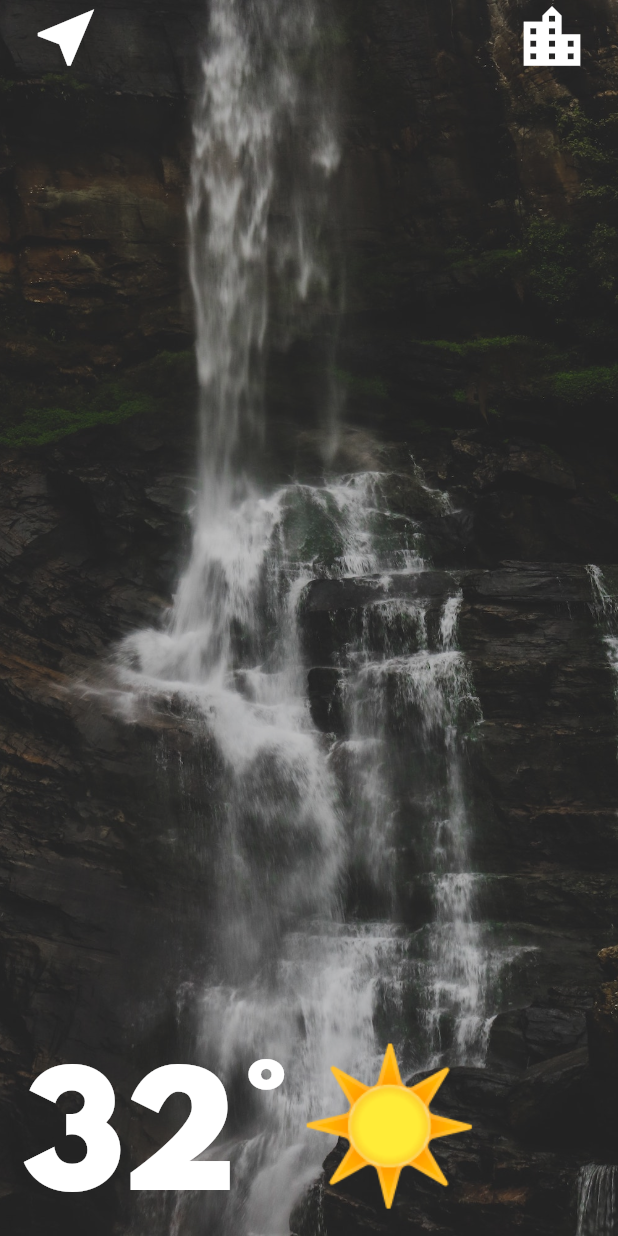
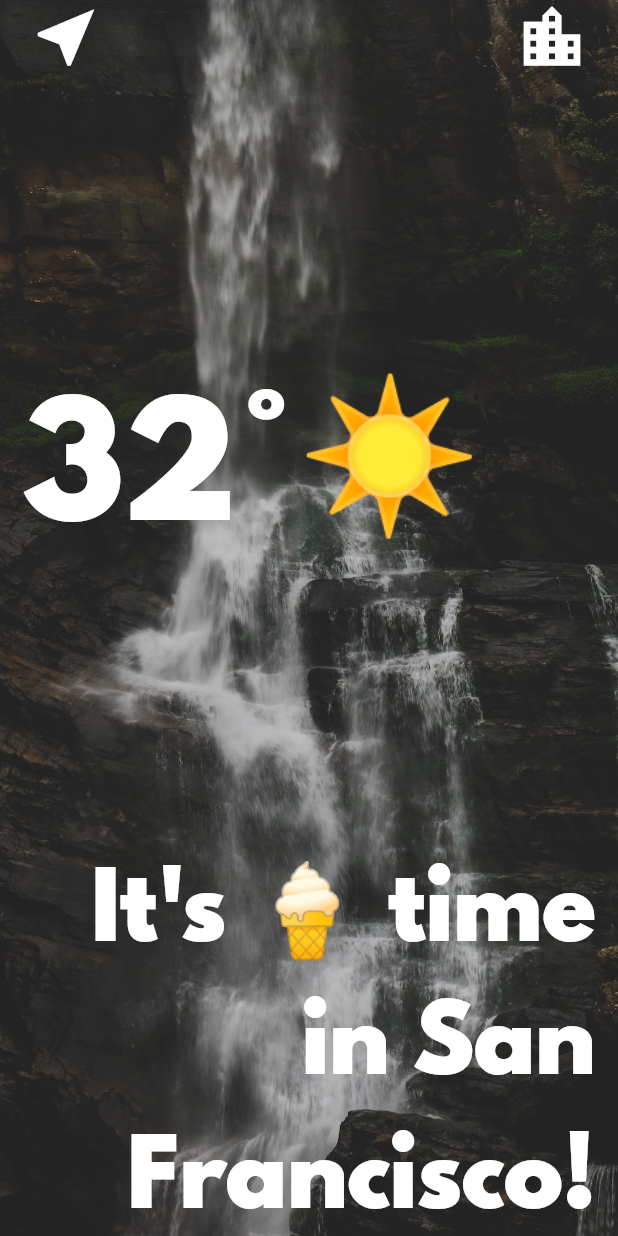
Before and after one commit to DevXanderCode/clima-flutter, a Flutter app: the screen it shows after launch, on a phone screen of 412 x 824 dp. Run offline on Flutter 3.47's test engine with Material 2 defaults, Android fonts, the phone set to English and light mode, and no system bars.

Commit message:
created the ui for the location screen

```diff
--- a/lib/screens/location_screen.dart
+++ b/lib/screens/location_screen.dart
@@ -63,6 +63,14 @@ class _LocationScreenState extends State<LocationScreen> {
                   ],
                 ),
               ),
+              const Padding(
+                padding: EdgeInsets.only(right: 15.0),
+                child: Text(
+                  "It's 🍦 time in San Francisco!",
+                  style: kMessageTextStyle,
+                  textAlign: TextAlign.right,
+                ),
+              ),
             ],
           ),
         ),
```
